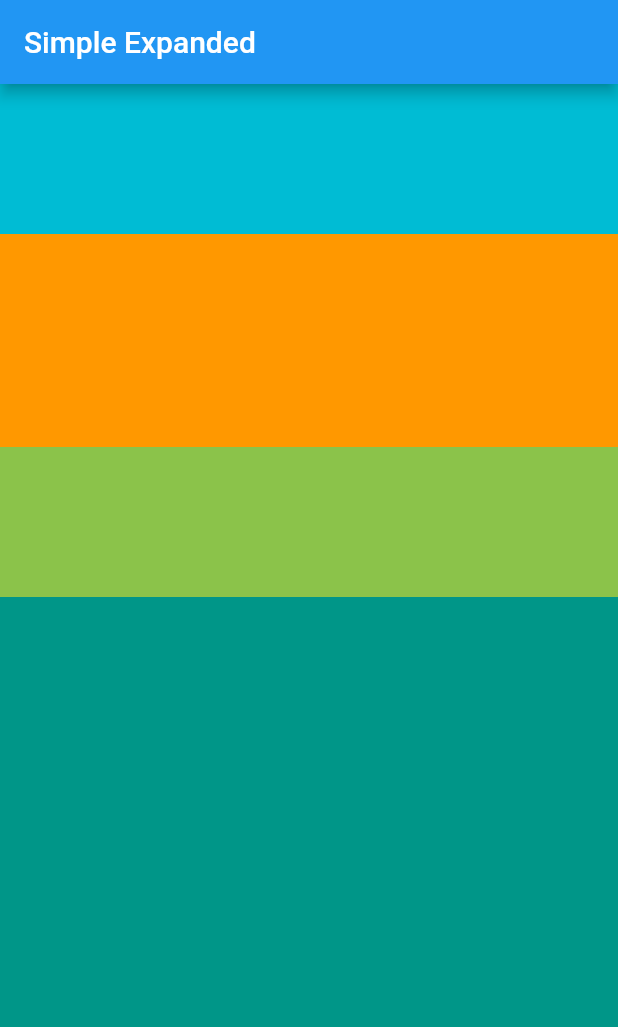
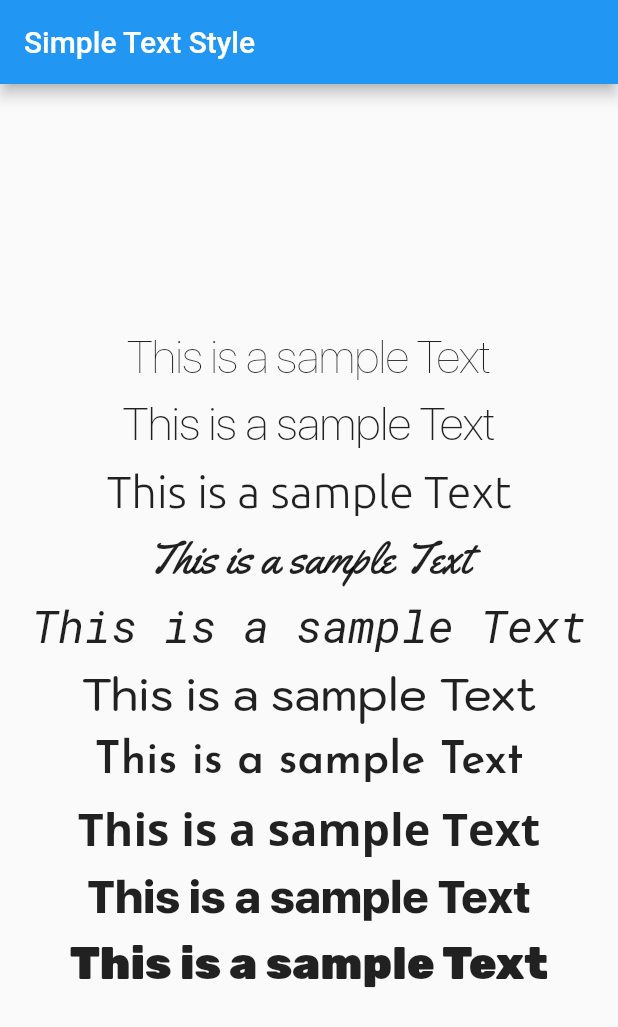
Before and after one commit to rockar06/Flutter-Basics, a Flutter app: the screen it shows after launch, on a phone screen of 412 x 824 dp. Shown: the top 1027 px of the screen. Run offline on Flutter 3.47's test engine with Material 2 defaults, Android fonts, the phone set to English and light mode, and no system bars.

Commit message:
Add example of styling Text widget

```diff
--- a/lib/main.dart
+++ b/lib/main.dart
@@ -1,5 +1,5 @@
 import 'package:flutter/material.dart';
-import 'package:fluttercourse/widgets/expanded/simple_expanded.dart';
+import 'package:fluttercourse/widgets/text/simple_text_style.dart';
 
 void main() {
   runApp(MyApp());
@@ -16,7 +16,7 @@ class MyApp extends StatelessWidget {
         visualDensity: VisualDensity.adaptivePlatformDensity,
       ),
       //home: MyHomePage(title: 'Flutter Demo Home Page'),
-      home: SimpleExpanded(),
+      home: SimpleTextStyle(),
     );
   }
 }
--- /dev/null
+++ b/lib/widgets/text/simple_text_style.dart
@@ -0,0 +1,48 @@
+import 'package:flutter/material.dart';
+import 'package:fluttercourse/common/custom_scaffold.dart';
+
+const smallText = "This is a sample Text";
+const fontSize = 30.0;
+const height = 45.0;
+
+class SimpleTextStyle extends StatelessWidget {
+  @override
+  Widget build(BuildContext context) {
+    return CustomScaffold(
+        title: "Simple Text Style",
+        body: Container(
+          child: Column(
+            mainAxisAlignment: MainAxisAlignment.center,
+            children: [
+              _getContainerWithText(FontWeight.w100),
+              _getContainerWithText(FontWeight.w200),
+              _getContainerWithText(FontWeight.w300),
+              _getContainerWithText(FontWeight.w400),
+              _getContainerWithText(FontWeight.w400,
+                  fontStyle: FontStyle.italic),
+              _getContainerWithText(FontWeight.w500),
+              _getContainerWithText(FontWeight.w600),
+              _getContainerWithText(FontWeight.w700),
+              _getContainerWithText(FontWeight.w800),
+              _getContainerWithText(FontWeight.w900),
+            ],
+          ),
+        ));
+  }
+
+  Widget _getContainerWithText(FontWeight fontWeight,
+      {FontStyle fontStyle = FontStyle.normal}) {
+    return Container(
+      height: height,
+      child: Center(
+          child: Text(
+        smallText,
+        style: TextStyle(
+            fontFamily: 'MixFonts',
+            fontSize: fontSize,
+            fontWeight: fontWeight,
+            fontStyle: fontStyle),
+      )),
+    );
+  }
+}
```
Also changed, not shown: pubspec.yaml (+24 -0 lines), fonts/JosefinSans-SemiBold.ttf (added), fonts/Kodchasan-Medium.ttf (added), fonts/OpenSans-Bold.ttf (added), fonts/Poppins-Regular.ttf (added), fonts/RobotoMono-Italic.ttf (added), fonts/Rubik-Black.ttf (added), fonts/SFUIDisplay-Heavy.ttf (added), fonts/SFUIDisplay-Thin.ttf (added), fonts/SFUIDisplay-Ultralight.ttf (added), fonts/Ubuntu-Light.ttf (added), fonts/Yellowtail-Regular.ttf (added).
